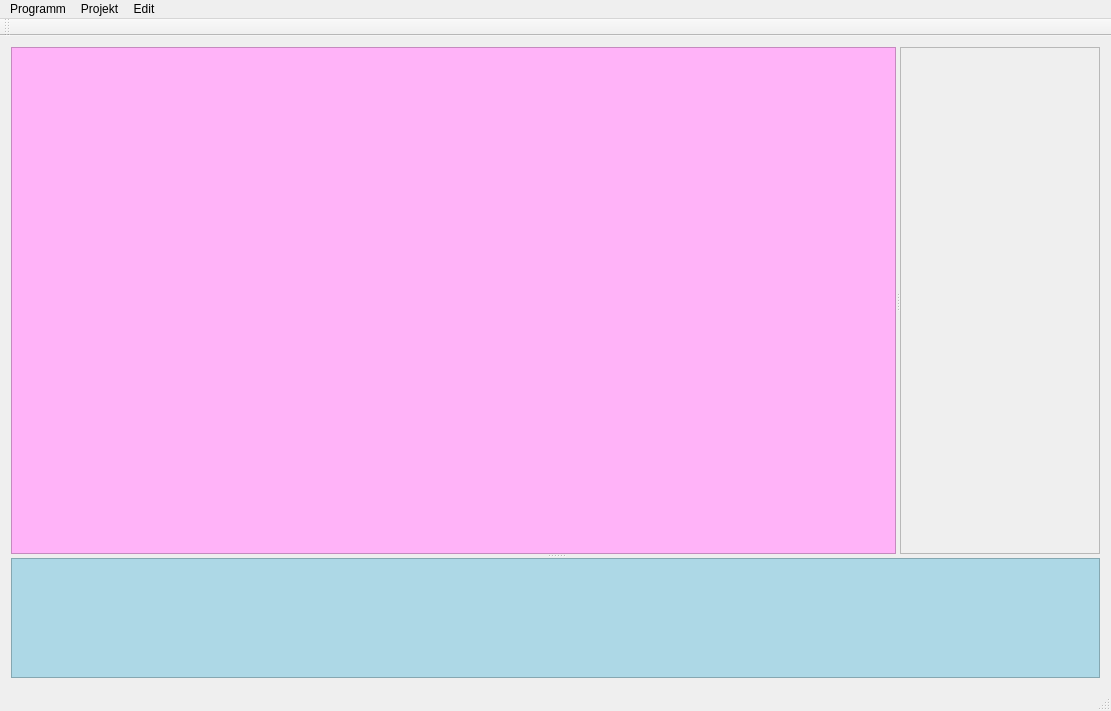
First picture: the form in code/src/main/python/view/mainview/main_window.ui, repository felixdittrich92/mission-uncuttable, before the edit.
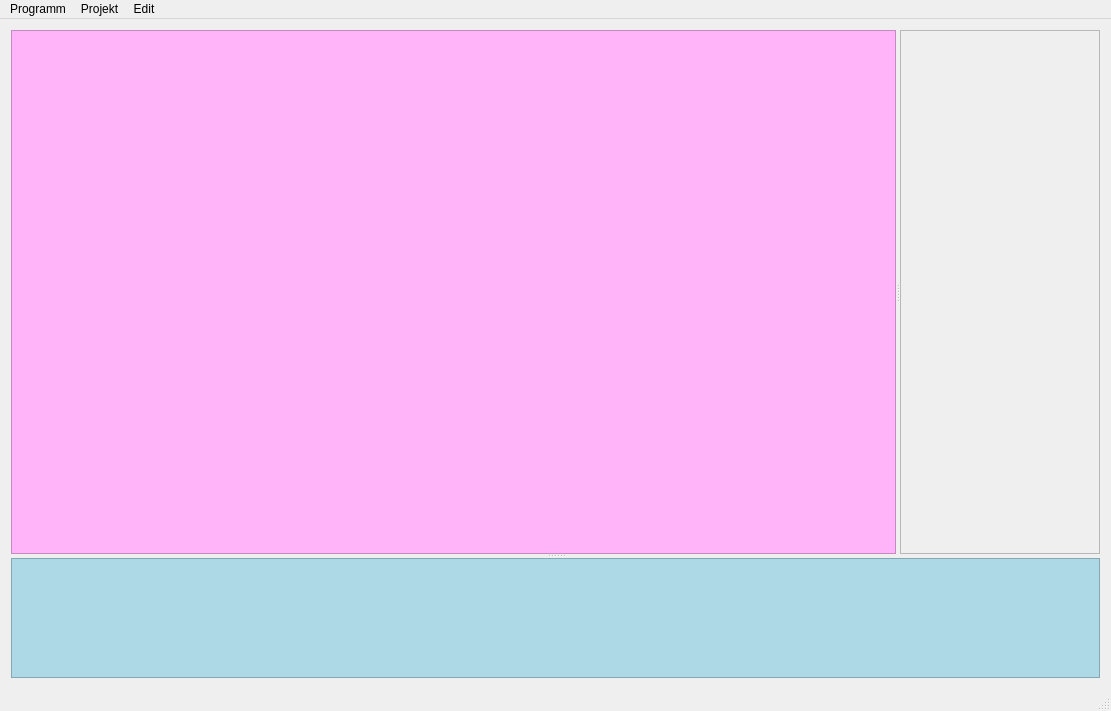
Second picture: the form after the edit.

```diff
--- a/code/src/main/python/view/mainview/main_window.ui
+++ b/code/src/main/python/view/mainview/main_window.ui
@@ -146,14 +146,6 @@
    <addaction name="menuProjekt"/>
    <addaction name="menuEdit"/>
   </widget>
-  <widget class="QToolBar" name="mainToolBar">
-   <attribute name="toolBarArea">
-    <enum>TopToolBarArea</enum>
-   </attribute>
-   <attribute name="toolBarBreak">
-    <bool>false</bool>
-   </attribute>
-  </widget>
   <widget class="QStatusBar" name="statusBar"/>
   <action name="action_settings">
    <property name="text">
```
